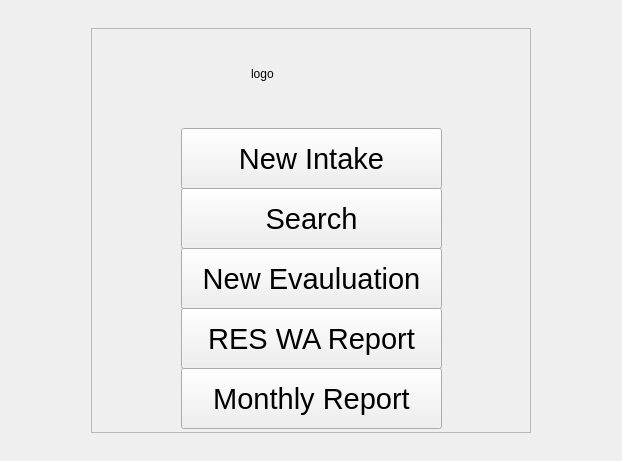
First picture: the form in drc/gui/mainmenuform.ui, repository lansdon/cpts483_drc, before the edit.
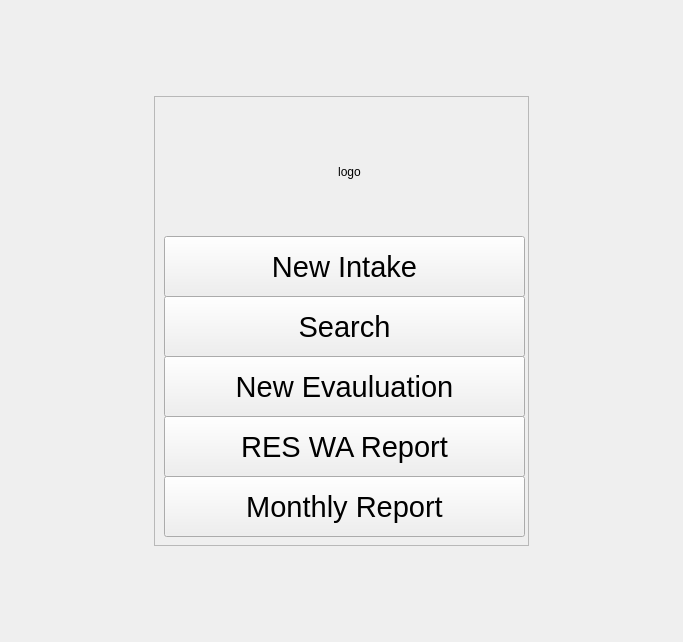
Second picture: the form after the edit.

Commit message: Forcing borders on main menu... (<3 windows!)

Diff of the .ui file:
```diff
--- a/drc/gui/mainmenuform.ui
+++ b/drc/gui/mainmenuform.ui
@@ -6,8 +6,8 @@
    <rect>
     <x>0</x>
     <y>0</y>
-    <width>622</width>
-    <height>461</height>
+    <width>683</width>
+    <height>642</height>
    </rect>
   </property>
   <property name="windowTitle">
@@ -18,14 +18,14 @@
     <widget class="QFrame" name="frame">
      <property name="minimumSize">
       <size>
-       <width>440</width>
-       <height>405</height>
+       <width>375</width>
+       <height>450</height>
       </size>
      </property>
      <property name="maximumSize">
       <size>
        <width>440</width>
-       <height>405</height>
+       <height>500</height>
       </size>
      </property>
      <property name="frameShape">
@@ -37,33 +37,15 @@
      <widget class="QLabel" name="logoLabel">
       <property name="geometry">
        <rect>
-        <x>160</x>
-        <y>0</y>
-        <width>161</width>
-        <height>91</height>
+        <x>100</x>
+        <y>10</y>
+        <width>191</width>
+        <height>131</height>
        </rect>
       </property>
       <property name="text">
        <string>logo</string>
       </property>
-     </widget>
-     <widget class="QLabel" name="titleLabel">
-      <property name="geometry">
-       <rect>
-        <x>260</x>
-        <y>0</y>
-        <width>181</width>
-        <height>91</height>
-       </rect>
-      </property>
-      <property name="font">
-       <font>
-        <pointsize>30</pointsize>
-       </font>
-      </property>
-      <property name="text">
-       <string/>
-      </property>
       <property name="alignment">
        <set>Qt::AlignCenter</set>
       </property>
@@ -71,9 +53,9 @@
      <widget class="QToolButton" name="newIntakeBtn">
       <property name="geometry">
        <rect>
-        <x>90</x>
-        <y>100</y>
-        <width>261</width>
+        <x>10</x>
+        <y>140</y>
+        <width>361</width>
         <height>61</height>
        </rect>
       </property>
@@ -92,9 +74,9 @@
      <widget class="QToolButton" name="searchBtn">
       <property name="geometry">
        <rect>
-        <x>90</x>
-        <y>160</y>
-        <width>261</width>
+        <x>10</x>
+        <y>200</y>
+        <width>361</width>
         <height>61</height>
        </rect>
       </property>
@@ -113,9 +95,9 @@
      <widget class="QToolButton" name="newEvaluationBtn">
       <property name="geometry">
        <rect>
-        <x>90</x>
-        <y>220</y>
-        <width>261</width>
+        <x>10</x>
+        <y>260</y>
+        <width>361</width>
         <height>61</height>
        </rect>
       </property>
@@ -134,9 +116,9 @@
      <widget class="QToolButton" name="resWaBtn">
       <property name="geometry">
        <rect>
-        <x>90</x>
-        <y>280</y>
-        <width>261</width>
+        <x>10</x>
+        <y>320</y>
+        <width>361</width>
         <height>61</height>
        </rect>
       </property>
@@ -155,9 +137,9 @@
      <widget class="QToolButton" name="monthlyReportBtn">
       <property name="geometry">
        <rect>
-        <x>90</x>
-        <y>340</y>
-        <width>261</width>
+        <x>10</x>
+        <y>380</y>
+        <width>361</width>
         <height>61</height>
        </rect>
       </property>
```
The commit also changes 1 other file.
